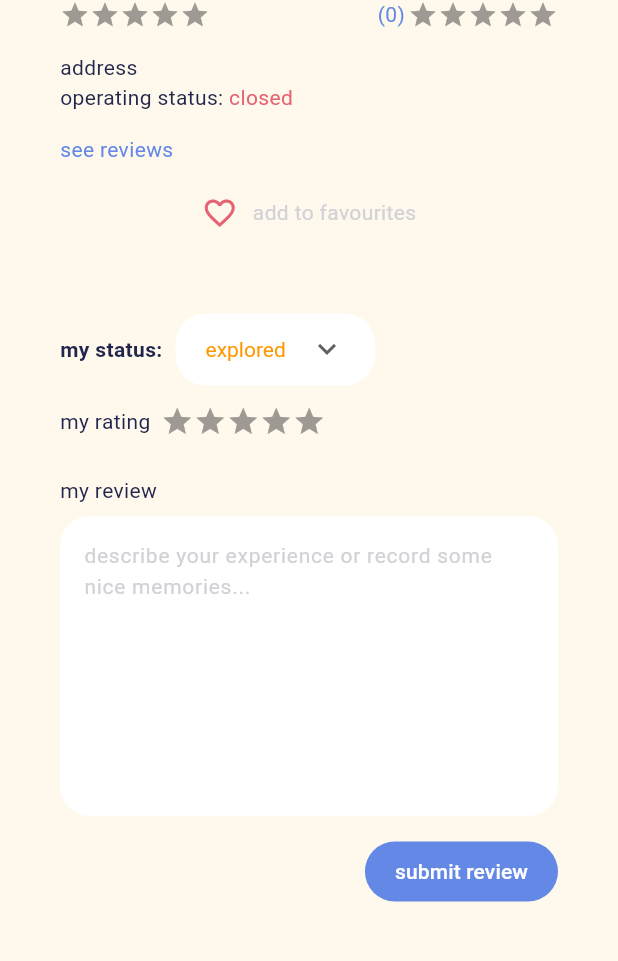
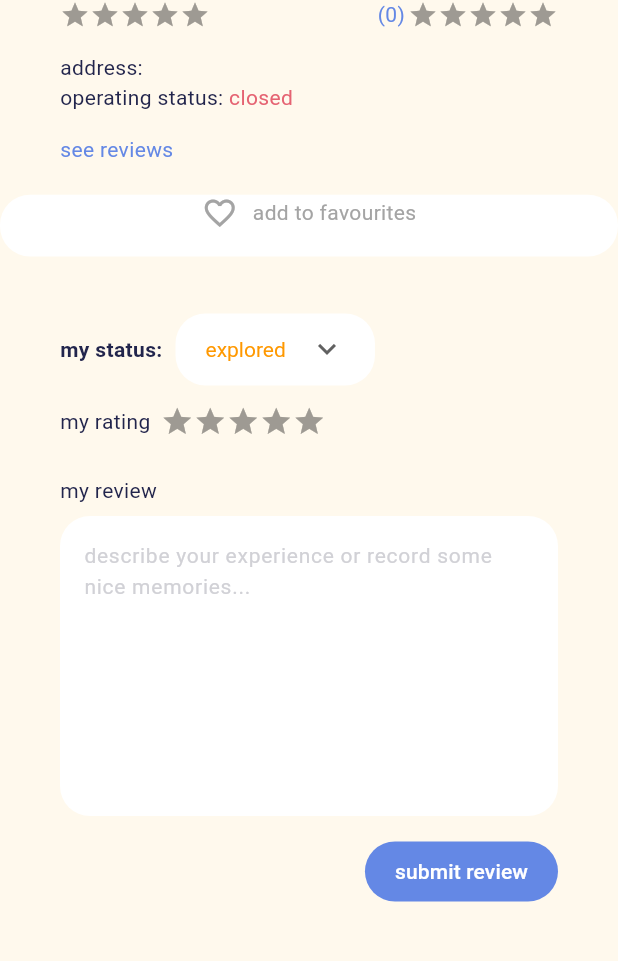
Before and after one commit to MagdelineNg/exploresg, a Flutter app: the PlaceScreen screen opened directly with empty values, scrolled down 408 dp, on a phone screen of 412 x 824 dp, the part 97-1058 px from its top. Run offline on Flutter 3.47's test engine with Material 3 defaults, Android fonts, the phone set to English and light mode, and no system bars; drawn by our look-alikes of flutter_rating_bar; our stand-ins replace cloud_firestore, file_picker, firebase_auth, firebase_core, firebase_messaging, firebase_storage and 6 more; accounts and stored records are empty; Roboto replaces fonts that are missing (AvenirLtStd).

Commit message:
favourite button improvement (can tap on the text to trigger also)

```diff
--- a/lib/screens/place_ui.dart
+++ b/lib/screens/place_ui.dart
@@ -186,7 +186,7 @@ class _PlaceScreen extends State<PlaceScreen> {
         children: [
           Row(
             children: [
-              textMinor('address', const Color(0xff22254C)),
+              textMinor('address: ', const Color(0xff22254C)),
               Flexible(
                 child: textMinor(
                   place.placeAddress,
@@ -233,39 +233,33 @@ class _PlaceScreen extends State<PlaceScreen> {
   Widget _addFav(Place place, double height, double width) {
     return Container(
       decoration: const BoxDecoration(
-        color: Color(0XffFFF9ED),
-        borderRadius: BorderRadius.all(
-          Radius.circular(20),
-        ),
-      ),
+          color: Colors.white,
+          borderRadius: BorderRadius.all(Radius.circular(20))),
       width: width,
       height: height,
       child: Row(
         crossAxisAlignment: CrossAxisAlignment.start,
         mainAxisAlignment: MainAxisAlignment.center,
         children: [
-          Row(
-            children: [
           InkWell(
             onTap: () async {
               await _favouritesController.addOrRemoveFav(place.id);
               _favourites =
                   await _favouritesController.getFavouritesList(context);
-                  print('<3 pressed');
               setState(() {
                 place.likes = !place.likes;
               });
-                  print(place.likes);
             },
-                child: _favourites.contains(place.id)
+            child: Row(
+              children: [
+                _favourites.contains(place.id)
                     ? const Icon(
                         Icons.favorite,
                         color: Color(0xffE56372),
                       )
                     : const Icon(
                         Icons.favorite_border,
-                        color: Color(0xffE56372),
-                      ),
+                        color: Color(0xffA4A4A4),
                       ),
                 const SizedBox(
                   width: 10,
@@ -274,9 +268,9 @@ class _PlaceScreen extends State<PlaceScreen> {
                     _favourites.contains(place.id)
                         ? 'added to favourites'
                         : 'add to favourites',
-                const Color(0xffD1D1D6),
+                    const Color(0xffA4A4A4))
+              ],
             ),
-            ],
           ),
         ],
       ),
```
Also changed, not shown: lib/screens/favourites_ui.dart (+10 -10 lines), lib/screens/home_ui.dart (+8 -7 lines), lib/screens/search_ui.dart (+15 -12 lines). Lines whose indentation alone changed are shown as unchanged.
